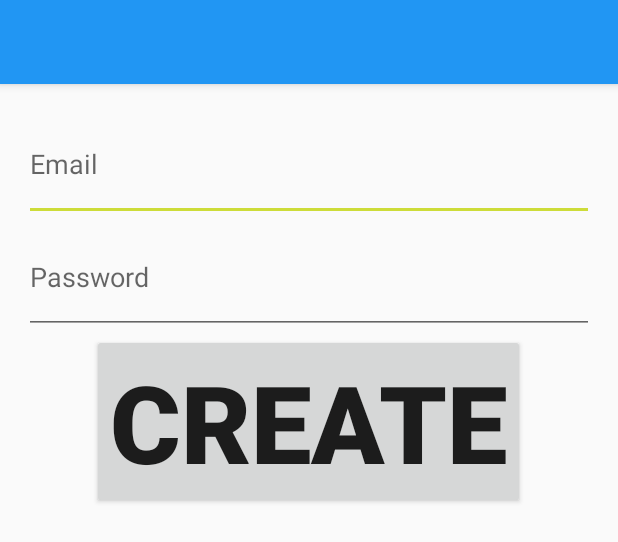
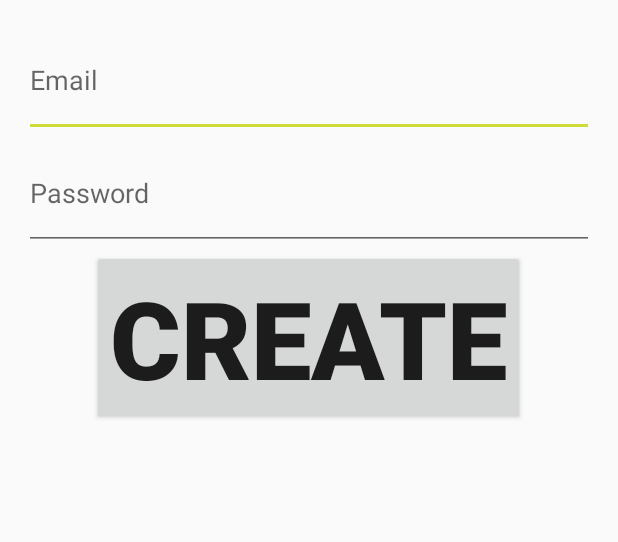
Before and after one commit to THS-CompSci/CallApp, an Android app: the layout activity_create_login.xml on its own in the app's theme, with its tools: preview values and no code run, on a phone screen of 412 x 824 dp. Shown: the top 542 px of the screen. Run offline under Robolectric (Android 15) with nearby library versions, the phone set to English and light mode, and no system bars.

Commit message:
Commit 5 login stuff cool edition

```diff
--- a/app/src/main/AndroidManifest.xml
+++ b/app/src/main/AndroidManifest.xml
@@ -29,6 +29,10 @@
            >
         </activity>
 
+        <activity
+            android:label="@string/app_name"
+            android:name="taylor.calio.com.CreateLoginActivity"/>
+
 
 
 
--- a/app/src/main/res/layout/activity_create_login.xml
+++ b/app/src/main/res/layout/activity_create_login.xml
@@ -12,13 +12,6 @@
         android:layout_height="wrap_content"
         android:theme="@style/AppTheme.AppBarOverlay">
 
-        <android.support.v7.widget.Toolbar
-            android:id="@+id/toolbar"
-            android:layout_width="match_parent"
-            android:layout_height="?attr/actionBarSize"
-            android:background="?attr/colorPrimary"
-            app:popupTheme="@style/AppTheme.PopupOverlay" />
-
     </android.support.design.widget.AppBarLayout>
 
     <include layout="@layout/content_create_login" />
--- a/app/src/main/res/layout/activity_login.xml
+++ b/app/src/main/res/layout/activity_login.xml
@@ -6,9 +6,6 @@
     android:paddingLeft="@dimen/activity_horizontal_margin"
     android:paddingRight="@dimen/activity_horizontal_margin"
     android:paddingTop="@dimen/activity_vertical_margin" tools:context=".LoginActivity">
-
-
-
 
 
     <!-- Login progress -->
--- a/app/src/main/res/layout/content_main.xml
+++ b/app/src/main/res/layout/content_main.xml
@@ -13,11 +13,7 @@
         android:layout_width="match_parent"
         android:layout_height="match_parent">
 
-        <CalendarView
-            android:layout_width="wrap_content"
-            android:layout_height="wrap_content"
-            android:id="@+id/calendarView"
-            android:layout_gravity="center_horizontal|top" />
+
     </FrameLayout>
 
 </RelativeLayout>
```
Also changed, not shown: app/src/main/java/taylor/calio/com/CreateLoginActivity.java (+4 -10 lines).
